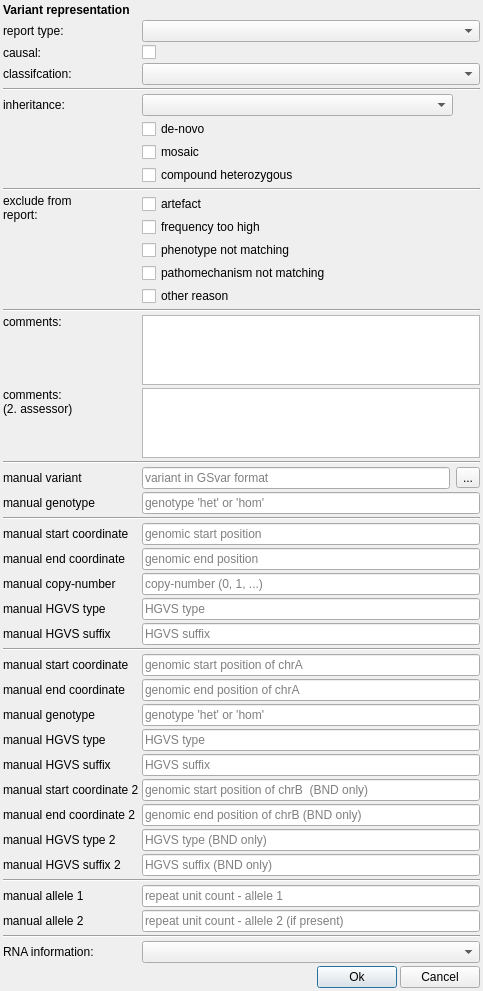
Before: the Qt Designer form src/GSvar/ReportVariantDialog.ui in imgag/ngs-bits, drawn with Qt 5.
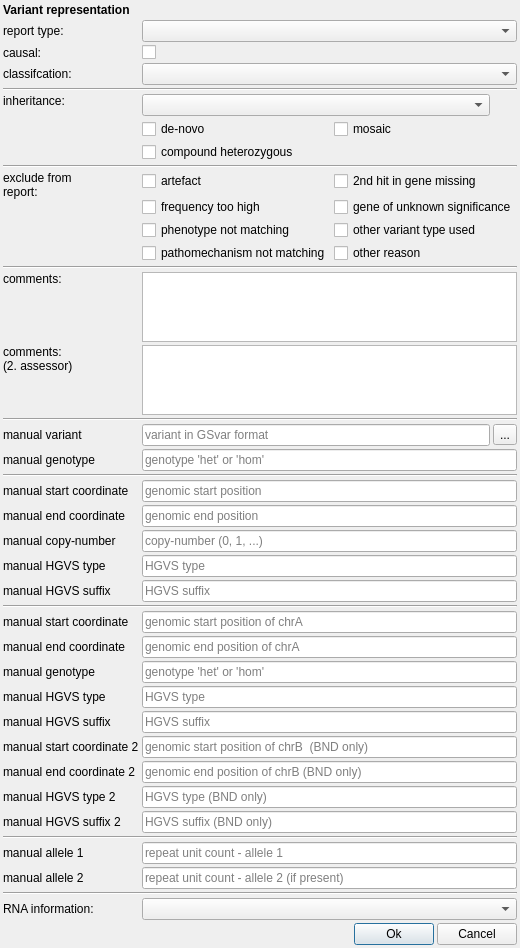
After: the same form once the commit is applied. Icons and pictures are not drawn.

Commit message: GSvar: Added new exclude reasons to report configuration of germline small variants, CNVs and SVs (#722)

What changed in the file:
```diff
--- a/src/GSvar/ReportVariantDialog.ui
+++ b/src/GSvar/ReportVariantDialog.ui
@@ -6,7 +6,7 @@
    <rect>
     <x>0</x>
     <y>0</y>
-    <width>483</width>
+    <width>467</width>
     <height>927</height>
    </rect>
   </property>
@@ -17,7 +17,7 @@
    <iconset resource="GSvar.qrc">
     <normaloff>:/Icons/Report.png</normaloff>:/Icons/Report.png</iconset>
   </property>
-  <layout class="QGridLayout" name="gridLayout" columnstretch="0,0,0,0">
+  <layout class="QGridLayout" name="gridLayout" columnstretch="0,0,0,0,0,0">
    <property name="leftMargin">
     <number>3</number>
    </property>
@@ -33,67 +33,10 @@
    <property name="spacing">
     <number>3</number>
    </property>
-   <item row="2" column="1" colspan="3">
-    <widget class="QComboBox" name="type"/>
-   </item>
-   <item row="19" column="1" colspan="3">
-    <widget class="QPlainTextEdit" name="comments2"/>
-   </item>
-   <item row="13" column="1" colspan="3">
-    <widget class="QCheckBox" name="exclude_frequency">
-     <property name="text">
-      <string>frequency too high</string>
-     </property>
-    </widget>
-   </item>
-   <item row="59" column="0">
-    <widget class="QLabel" name="manual_label_re_allele2">
-     <property name="text">
-      <string>manual allele 2</string>
-     </property>
-    </widget>
-   </item>
-   <item row="32" column="0">
-    <widget class="QLabel" name="manual_label_cnv_hgvs_suffix">
-     <property name="text">
-      <string>manual HGVS suffix</string>
-     </property>
-    </widget>
-   </item>
-   <item row="50" column="0">
-    <widget class="QLabel" name="manual_label_sv_hgvs_suffix">
-     <property name="text">
-      <string>manual HGVS suffix</string>
-     </property>
-    </widget>
-   </item>
-   <item row="29" column="0">
-    <widget class="QLabel" name="manual_label_cnv_end">
-     <property name="text">
-      <string>manual end coordinate</string>
-     </property>
-    </widget>
-   </item>
-   <item row="52" column="0">
-    <widget class="QLabel" name="manual_label_sv_start_bnd">
-     <property name="text">
-      <string>manual start coordinate 2</string>
-     </property>
-    </widget>
-   </item>
-   <item row="61" column="1" colspan="3">
-    <widget class="QComboBox" name="rna_info"/>
-   </item>
-   <item row="10" column="0">
-    <widget class="QLabel" name="label_5">
-     <property name="toolTip">
-      <string>The variant is compound-heterozygous.</string>
-     </property>
-     <property name="text">
-      <string/>
-     </property>
-     <property name="alignment">
-      <set>Qt::AlignLeading|Qt::AlignLeft|Qt::AlignVCenter</set>
+   <item row="39" column="1" colspan="5">
+    <widget class="QLineEdit" name="manual_sv_start">
+     <property name="placeholderText">
+      <string>genomic start position of chrA</string>
      </property>
     </widget>
    </item>
@@ -104,28 +47,31 @@
      </property>
     </widget>
    </item>
-   <item row="54" column="0">
-    <widget class="QLabel" name="manual_label_sv_hgvs_type_bnd">
+   <item row="4" column="0">
+    <widget class="QLabel" name="label_8">
+     <property name="toolTip">
+      <string>The variant is causal for the patient phenotype(s).</string>
+     </property>
      <property name="text">
-      <string>manual HGVS type 2</string>
+      <string>causal:</string>
      </property>
     </widget>
    </item>
-   <item row="50" column="1" colspan="3">
-    <widget class="QLineEdit" name="manual_sv_hgvs_suffix">
-     <property name="placeholderText">
-      <string>HGVS suffix</string>
+   <item row="59" column="0">
+    <widget class="QLabel" name="manual_label_re_allele2">
+     <property name="text">
+      <string>manual allele 2</string>
      </property>
     </widget>
    </item>
-   <item row="21" column="1">
-    <widget class="QLineEdit" name="manual_small_var">
+   <item row="23" column="1" colspan="5">
+    <widget class="QLineEdit" name="manual_small_genotype">
      <property name="placeholderText">
-      <string>variant in GSvar format</string>
+      <string>genotype 'het' or 'hom'</string>
      </property>
     </widget>
    </item>
-   <item row="7" column="3">
+   <item row="7" column="5">
     <widget class="QLabel" name="inheritance_hint">
      <property name="sizePolicy">
       <sizepolicy hsizetype="Preferred" vsizetype="Preferred">
@@ -150,22 +96,15 @@
      </property>
     </widget>
    </item>
-   <item row="55" column="1" colspan="3">
-    <widget class="QLineEdit" name="manual_sv_hgvs_suffix_bnd">
-     <property name="placeholderText">
-      <string>HGVS suffix (BND only)</string>
-     </property>
-    </widget>
-   </item>
-   <item row="49" column="1" colspan="3">
-    <widget class="QLineEdit" name="manual_sv_hgvs_type">
+   <item row="31" column="1" colspan="5">
+    <widget class="QLineEdit" name="manual_cnv_hgvs_type">
      <property name="placeholderText">
       <string>HGVS type</string>
      </property>
     </widget>
    </item>
-   <item row="11" column="0" colspan="4">
-    <widget class="Line" name="line_2">
+   <item row="38" column="0" colspan="6">
+    <widget class="Line" name="manual_line_3">
      <property name="orientation">
       <enum>Qt::Horizontal</enum>
      </property>
@@ -178,6 +117,144 @@
      </property>
     </widget>
    </item>
+   <item row="19" column="0">
+    <widget class="QLabel" name="label_9">
+     <property name="toolTip">
+      <string>&lt;html&gt;&lt;head/&gt;&lt;body&gt;&lt;p&gt;Comments of a second person that reviews the first evaluation.&lt;/p&gt;&lt;/body&gt;&lt;/html&gt;</string>
+     </property>
+     <property name="text">
+      <string>&lt;html&gt;&lt;head/&gt;&lt;body&gt;&lt;p&gt;comments:&lt;br/&gt;(2. assessor)&lt;/p&gt;&lt;/body&gt;&lt;/html&gt;</string>
+     </property>
+     <property name="alignment">
+      <set>Qt::AlignLeading|Qt::AlignLeft|Qt::AlignTop</set>
+     </property>
+     <property name="wordWrap">
+      <bool>true</bool>
+     </property>
+    </widget>
+   </item>
+   <item row="52" column="0">
+    <widget class="QLabel" name="manual_label_sv_start_bnd">
+     <property name="text">
+      <string>manual start coordinate 2</string>
+     </property>
+    </widget>
+   </item>
+   <item row="46" column="0">
+    <widget class="QLabel" name="manual_label_sv_genotype">
+     <property name="text">
+      <string>manual genotype</string>
+     </property>
+    </widget>
+   </item>
+   <item row="59" column="1" colspan="5">
+    <widget class="QLineEdit" name="manual_re_allele2">
+     <property name="placeholderText">
+      <string>repeat unit count - allele 2 (if present)</string>
+     </property>
+    </widget>
+   </item>
+   <item row="8" column="1">
+    <widget class="QCheckBox" name="de_novo">
+     <property name="text">
+      <string>de-novo</string>
+     </property>
+    </widget>
+   </item>
+   <item row="14" column="2" colspan="4">
+    <widget class="QCheckBox" name="exclude_gus">
+     <property name="toolTip">
+      <string>Gene not clearly associated with the patient's disease/phenotype.</string>
+     </property>
+     <property name="text">
+      <string>gene of unknown significance</string>
+     </property>
+    </widget>
+   </item>
+   <item row="52" column="1" colspan="5">
+    <widget class="QLineEdit" name="manual_sv_start_bnd">
+     <property name="placeholderText">
+      <string>genomic start position of chrB  (BND only)</string>
+     </property>
+    </widget>
+   </item>
+   <item row="7" column="1" colspan="4">
+    <widget class="QComboBox" name="inheritance">
+     <property name="toolTip">
+      <string>Inhertitance mode of the variant.</string>
+     </property>
+    </widget>
+   </item>
+   <item row="21" column="1" colspan="4">
+    <widget class="QLineEdit" name="manual_small_var">
+     <property name="placeholderText">
+      <string>variant in GSvar format</string>
+     </property>
+    </widget>
+   </item>
+   <item row="17" column="0" colspan="6">
+    <widget class="Line" name="line_3">
+     <property name="orientation">
+      <enum>Qt::Horizontal</enum>
+     </property>
+    </widget>
+   </item>
+   <item row="28" column="1" colspan="5">
+    <widget class="QLineEdit" name="manual_cnv_start">
+     <property name="placeholderText">
+      <string>genomic start position</string>
+     </property>
+    </widget>
+   </item>
+   <item row="30" column="0">
+    <widget class="QLabel" name="manual_label_cnv_cn">
+     <property name="text">
+      <string>manual copy-number</string>
+     </property>
+    </widget>
+   </item>
+   <item row="23" column="0">
+    <widget class="QLabel" name="manual_label_small_genotype">
+     <property name="text">
+      <string>manual genotype</string>
+     </property>
+    </widget>
+   </item>
+   <item row="29" column="0">
+    <widget class="QLabel" name="manual_label_cnv_end">
+     <property name="text">
+      <string>manual end coordinate</string>
+     </property>
+    </widget>
+   </item>
+   <item row="21" column="5">
+    <widget class="QToolButton" name="manual_small_var_import">
+     <property name="toolTip">
+      <string>Create variant using other formats.</string>
+     </property>
+     <property name="text">
+      <string>...</string>
+     </property>
+     <property name="icon">
+      <iconset resource="GSvar.qrc">
+       <normaloff>:/Icons/Import.png</normaloff>:/Icons/Import.png</iconset>
+     </property>
+    </widget>
+   </item>
+   <item row="61" column="0">
+    <widget class="QLabel" name="label_10">
+     <property name="text">
+      <string>RNA information:</string>
+     </property>
+    </widget>
+   </item>
+   <item row="60" column="0" colspan="6">
+    <widget class="Line" name="line_4">
+     <property name="orientation">
+      <enum>Qt::Horizontal</enum>
+     </property>
+    </widget>
+   </item>
    <item row="18" column="0">
     <widget class="QLabel" name="label_6">
      <property name="toolTip">
@@ -191,55 +268,128 @@
      </property>
     </widget>
    </item>
-   <item row="23" column="1" colspan="3">
-    <widget class="QLineEdit" name="manual_small_genotype">
-     <property name="placeholderText">
-      <string>genotype 'het' or 'hom'</string>
+   <item row="20" column="0" colspan="6">
+    <widget class="Line" name="manual_line">
+     <property name="orientation">
+      <enum>Qt::Horizontal</enum>
      </property>
     </widget>
    </item>
-   <item row="40" column="0">
-    <widget class="QLabel" name="manual_label_sv_end">
-     <property name="text">
-      <string>manual end coordinate</string>
-     </property>
-    </widget>
-   </item>
-   <item row="31" column="1" colspan="3">
-    <widget class="QLineEdit" name="manual_cnv_hgvs_type">
+   <item row="40" column="1" colspan="5">
+    <widget class="QLineEdit" name="manual_sv_end">
      <property name="placeholderText">
-      <string>HGVS type</string>
+      <string>genomic end position of chrA</string>
      </property>
     </widget>
    </item>
-   <item row="10" column="1" colspan="3">
-    <widget class="QCheckBox" name="comp_het">
+   <item row="12" column="1">
+    <widget class="QCheckBox" name="exclude_artefact">
+     <property name="toolTip">
+      <string>Variant is an artefact.</string>
+     </property>
      <property name="text">
-      <string>compound heterozygous</string>
+      <string>artefact</string>
      </property>
     </widget>
    </item>
-   <item row="58" column="1" colspan="3">
-    <widget class="QLineEdit" name="manual_re_allele1">
-     <property name="placeholderText">
-      <string>repeat unit count - allele 1</string>
+   <item row="12" column="2" colspan="4">
+    <widget class="QCheckBox" name="exclude_hit2_missing">
+     <property name="toolTip">
+      <string>Second hit in gene missing (for recessive inheritance).</string>
      </property>
+     <property name="text">
+      <string>2nd hit in gene missing</string>
+     </property>
     </widget>
    </item>
-   <item row="30" column="1" colspan="3">
+   <item row="30" column="1" colspan="5">
     <widget class="QLineEdit" name="manual_cnv_cn">
      <property name="placeholderText">
       <string>copy-number (0, 1, ...)</string>
      </property>
     </widget>
    </item>
-   <item row="29" column="1" colspan="3">
+   <item row="9" column="1" colspan="5">
+    <widget class="QCheckBox" name="comp_het">
+     <property name="text">
+      <string>compound heterozygous</string>
+     </property>
+    </widget>
+   </item>
+   <item row="15" column="1">
+    <widget class="QCheckBox" name="exclude_phenotype">
+     <property name="toolTip">
+      <string>Phenotype of the variant gene not matching patient's phenotype.</string>
+     </property>
+     <property name="text">
+      <string>phenotype not matching</string>
+     </property>
+    </widget>
+   </item>
+   <item row="29" column="1" colspan="5">
     <widget class="QLineEdit" name="manual_cnv_end">
      <property name="placeholderText">
       <string>genomic end position</string>
      </property>
     </widget>
    </item>
+   <item row="0" column="0" colspan="6">
+    <widget class="QLabel" name="variant">
+     <property name="font">
+      <font>
+       <weight>75</weight>
+       <bold>true</bold>
+      </font>
+     </property>
+     <property name="text">
+      <string>Variant representation</string>
+     </property>
+     <property name="textInteractionFlags">
+      <set>Qt::LinksAccessibleByMouse|Qt::TextSelectableByMouse</set>
+     </property>
+    </widget>
+   </item>
+   <item row="6" column="0" colspan="6">
+    <widget class="Line" name="line">
+     <property name="orientation">
+      <enum>Qt::Horizontal</enum>
+     </property>
+    </widget>
+   </item>
+   <item row="2" column="0">
+    <widget class="QLabel" name="label">
+     <property name="toolTip">
+      <string>&lt;html&gt;&lt;head/&gt;&lt;body&gt;&lt;p&gt;Report type the variant belongs to.&lt;/p&gt;&lt;p&gt;This information is mandatory!&lt;/p&gt;&lt;/body&gt;&lt;/html&gt;</string>
+     </property>
+     <property name="text">
+      <string>report type:</string>
+     </property>
+     <property name="alignment">
+      <set>Qt::AlignLeading|Qt::AlignLeft|Qt::AlignVCenter</set>
+     </property>
+    </widget>
+   </item>
+   <item row="57" column="0" colspan="6">
+    <widget class="Line" name="manual_line_4">
+     <property name="orientation">
+      <enum>Qt::Horizontal</enum>
+     </property>
+    </widget>
+   </item>
+   <item row="50" column="1" colspan="5">
+    <widget class="QLineEdit" name="manual_sv_hgvs_suffix">
+     <property name="placeholderText">
+      <string>HGVS suffix</string>
+     </property>
+    </widget>
+   </item>
+   <item row="49" column="0">
+    <widget class="QLabel" name="manual_label_sv_hgvs_type">
+     <property name="text">
+      <string>manual HGVS type</string>
+     </property>
+    </widget>
+   </item>
    <item row="31" column="0">
     <widget class="QLabel" name="manual_label_cnv_hgvs_type">
      <property name="text">
@@ -247,88 +397,112 @@
      </property>
     </widget>
    </item>
-   <item row="21" column="3">
-    <widget class="QToolButton" name="manual_small_var_import">
-     <property name="toolTip">
-      <string>Create variant using other formats.</string>
+   <item row="32" column="1" colspan="5">
+    <widget class="QLineEdit" name="manual_cnv_hgvs_suffix">
+     <property name="placeholderText">
+      <string>HGVS suffix</string>
      </property>
-     <property name="text">
-      <string>...</string>
-     </property>
-     <property name="icon">
-      <iconset resource="GSvar.qrc">
-       <normaloff>:/Icons/Import.png</normaloff>:/Icons/Import.png</iconset>
-     </property>
     </widget>
    </item>
-   <item row="38" column="0" colspan="4">
-    <widget class="Line" name="manual_line_3">
-     <property name="orientation">
-      <enum>Qt::Horizontal</enum>
-     </property>
-    </widget>
-   </item>
-   <item row="4" column="0">
-    <widget class="QLabel" name="label_8">
-     <property name="toolTip">
-      <string>The variant is causal for the patient phenotype(s).</string>
-     </property>
-     <property name="text">
-      <string>causal:</string>
-     </property>
-     <property name="alignment">
-      <set>Qt::AlignLeading|Qt::AlignLeft|Qt::AlignVCenter</set>
-     </property>
-    </widget>
-   </item>
-   <item row="28" column="0">
-    <widget class="QLabel" name="manual_label_cnv_start">
-     <property name="text">
-      <string>manual start coordinate</string>
-     </property>
-    </widget>
-   </item>
-   <item row="9" column="0">
-    <widget class="QLabel" name="label_4">
-     <property name="toolTip">
-      <string>The variant is in mosaic state.</string>
-     </property>
-     <property name="text">
-      <string/>
-     </property>
-     <property name="alignment">
-      <set>Qt::AlignLeading|Qt::AlignLeft|Qt::AlignVCenter</set>
-     </property>
-    </widget>
-   </item>
-   <item row="54" column="1" colspan="3">
-    <widget class="QLineEdit" name="manual_sv_hgvs_type_bnd">
+   <item row="49" column="1" colspan="5">
+    <widget class="QLineEdit" name="manual_sv_hgvs_type">
      <property name="placeholderText">
-      <string>HGVS type (BND only)</string>
+      <string>HGVS type</string>
      </property>
     </widget>
    </item>
-   <item row="8" column="1" colspan="3">
-    <widget class="QCheckBox" name="de_novo">
-     <property name="text">
-      <string>de-novo</string>
-     </property>
-    </widget>
-   </item>
-   <item row="15" column="1" colspan="3">
+   <item row="16" column="1">
     <widget class="QCheckBox" name="exclude_mechanism">
      <property name="text">
       <string>pathomechanism not matching</string>
      </property>
     </widget>
    </item>
-   <item row="16" column="1" colspan="3">
+   <item row="19" column="1" colspan="5">
+    <widget class="QPlainTextEdit" name="comments2"/>
+   </item>
+   <item row="53" column="0">
+    <widget class="QLabel" name="manual_label_sv_end_bnd">
+     <property name="text">
+      <string>manual end coordinate 2</string>
+     </property>
+    </widget>
+   </item>
+   <item row="28" column="0">
+    <widget class="QLabel" name="manual_label_cnv_start">
+     <property name="text">
+      <string>manual start coordinate</string>
+     </property>
+    </widget>
+   </item>
+   <item row="2" column="1" colspan="5">
+    <widget class="QComboBox" name="type"/>
+   </item>
+   <item row="10" column="0" colspan="6">
+    <widget class="Line" name="line_2">
+     <property name="orientation">
+      <enum>Qt::Horizontal</enum>
+     </property>
+    </widget>
+   </item>
+   <item row="8" column="2" colspan="4">
+    <widget class="QCheckBox" name="mosaic">
+     <property name="text">
+      <string>mosaic</string>
+     </property>
+    </widget>
+   </item>
+   <item row="32" column="0">
+    <widget class="QLabel" name="manual_label_cnv_hgvs_suffix">
+     <property name="text">
+      <string>manual HGVS suffix</string>
+     </property>
+    </widget>
+   </item>
+   <item row="18" column="1" colspan="5">
+    <widget class="QPlainTextEdit" name="comments"/>
+   </item>
+   <item row="16" column="2" colspan="4">
     <widget class="QCheckBox" name="exclude_other">
      <property name="text">
       <string>other reason</string>
      </property>
     </widget>
    </item>
+   <item row="5" column="0">
+    <widget class="QLabel" name="label_classification">
+     <property name="text">
+      <string>classifcation:</string>
+     </property>
+    </widget>
+   </item>
+   <item row="14" column="1">
+    <widget class="QCheckBox" name="exclude_frequency">
+     <property name="toolTip">
+      <string>Variant frequency in general population too high.</string>
+     </property>
+     <property name="text">
+      <string>frequency too high</string>
+     </property>
+    </widget>
+   </item>
+   <item row="5" column="1" colspan="5">
+    <widget class="QComboBox" name="classification"/>
+   </item>
+   <item row="54" column="0">
+    <widget class="QLabel" name="manual_label_sv_hgvs_type_bnd">
+     <property name="text">
+      <string>manual HGVS type 2</string>
+     </property>
+    </widget>
+   </item>
+   <item row="27" column="0" colspan="6">
+    <widget class="Line" name="manual_line_2">
+     <property name="orientation">
+      <enum>Qt::Horizontal</enum>
+     </property>
+    </widget>
+   </item>
    <item row="12" column="0" rowspan="5">
     <widget class="QLabel" name="label_7">
      <property name="toolTip">
@@ -345,51 +519,17 @@
      </property>
     </widget>
    </item>
-   <item row="5" column="1" colspan="3">
-    <widget class="QComboBox" name="classification"/>
-   </item>
-   <item row="53" column="1" colspan="3">
-    <widget class="QLineEdit" name="manual_sv_end_bnd">
+   <item row="46" column="1" colspan="5">
+    <widget class="QLineEdit" name="manual_sv_genotype">
      <property name="placeholderText">
-      <string>genomic end position of chrB (BND only)</string>
+      <string>genotype 'het' or 'hom'</string>
      </property>
     </widget>
    </item>
-   <item row="7" column="0">
-    <widget class="QLabel" name="label_2">
+   <item row="50" column="0">
+    <widget class="QLabel" name="manual_label_sv_hgvs_suffix">
      <property name="text">
-      <string>inheritance:</string>
-     </property>
-     <property name="alignment">
-      <set>Qt::AlignLeading|Qt::AlignLeft|Qt::AlignVCenter</set>
-     </property>
-    </widget>
-   </item>
-   <item row="57" column="0" colspan="4">
-    <widget class="Line" name="manual_line_4">
-     <property name="orientation">
-      <enum>Qt::Horizontal</enum>
-     </property>
-    </widget>
-   </item>
-   <item row="32" column="1" colspan="3">
-    <widget class="QLineEdit" name="manual_cnv_hgvs_suffix">
-     <property name="placeholderText">
-      <string>HGVS suffix</string>
-     </property>
-    </widget>
-   </item>
-   <item row="20" column="0" colspan="4">
-    <widget class="Line" name="manual_line">
-     <property name="orientation">
-      <enum>Qt::Horizontal</enum>
-     </property>
-    </widget>
-   </item>
-   <item row="12" column="1" colspan="3">
-    <widget class="QCheckBox" name="exclude_artefact">
-     <property name="text">
-      <string>artefact</string>
+      <string>manual HGVS suffix</string>
      </property>
     </widget>
    </item>
@@ -400,42 +540,69 @@
      </property>
     </widget>
    </item>
-   <item row="5" column="0">
-    <widget class="QLabel" name="label_classification">
+   <item row="55" column="1" colspan="5">
+    <widget class="QLineEdit" name="manual_sv_hgvs_suffix_bnd">
+     <property name="placeholderText">
+      <string>HGVS suffix (BND only)</string>
+     </property>
+    </widget>
+   </item>
+   <item row="15" column="2" colspan="4">
+    <widget class="QCheckBox" name="exclude_used_other_var_type">
+     <property name="toolTip">
+      <string>Other variant type used in report, e.g. when a deletion is called both as CNV and SV.</string>
+     </property>
      <property name="text">
-      <string>classifcation:</string>
+      <string>other variant type used</string>
      </property>
     </widget>
    </item>
-   <item row="6" column="0" colspan="4">
-    <widget class="Line" name="line">
-     <property name="orientation">
-      <enum>Qt::Horizontal</enum>
+   <item row="40" column="0">
+    <widget class="QLabel" name="manual_label_sv_end">
+     <property name="text">
+      <string>manual end coordinate</string>
      </property>
     </widget>
    </item>
-   <item row="23" column="0">
-    <widget class="QLabel" name="manual_label_small_genotype">
+   <item row="4" column="1" colspan="5">
+    <widget class="QCheckBox" name="causal">
      <property name="text">
-      <string>manual genotype</string>
+      <string/>
      </property>
     </widget>
    </item>
-   <item row="40" column="1" colspan="3">
-    <widget class="QLineEdit" name="manual_sv_end">
+   <item row="58" column="0">
+    <widget class="QLabel" name="manual_label_re_allele1">
+     <property name="text">
+      <string>manual allele 1</string>
+     </property>
+    </widget>
+   </item>
+   <item row="53" column="1" colspan="5">
+    <widget class="QLineEdit" name="manual_sv_end_bnd">
      <property name="placeholderText">
-      <string>genomic end position of chrA</string>
+      <string>genomic end position of chrB (BND only)</string>
      </property>
     </widget>
    </item>
-   <item row="14" column="1" colspan="3">
-    <widget class="QCheckBox" name="exclude_phenotype">
-     <property name="text">
-      <string>phenotype not matching</string>
+   <item row="58" column="1" colspan="5">
+    <widget class="QLineEdit" name="manual_re_allele1">
+     <property name="placeholderText">
+      <string>repeat unit count - allele 1</string>
      </property>
     </widget>
    </item>
-   <item row="63" column="0" colspan="4">
+   <item row="54" column="1" colspan="5">
+    <widget class="QLineEdit" name="manual_sv_hgvs_type_bnd">
+     <property name="placeholderText">
+      <string>HGVS type (BND only)</string>
+     </property>
+    </widget>
+   </item>
+   <item row="61" column="1" colspan="5">
+    <widget class="QComboBox" name="rna_info"/>
+   </item>
+   <item row="63" column="0" colspan="6">
     <layout class="QHBoxLayout" name="horizontalLayout_2">
      <property name="spacing">
       <number>3</number>
@@ -494,186 +661,13 @@
      </item>
     </layout>
    </item>
-   <item row="2" column="0">
-    <widget class="QLabel" name="label">
-     <property name="toolTip">
-      <string>&lt;html&gt;&lt;head/&gt;&lt;body&gt;&lt;p&gt;Report type the variant belongs to.&lt;/p&gt;&lt;p&gt;This information is mandatory!&lt;/p&gt;&lt;/body&gt;&lt;/html&gt;</string>
-     </property>
+   <item row="7" column="0" rowspan="3">
+    <widget class="QLabel" name="label_2">
      <property name="text">
-      <string>report type:</string>
-     </property>
-     <property name="alignment">
-      <set>Qt::AlignLeading|Qt::AlignLeft|Qt::AlignVCenter</set>
-     </property>
-    </widget>
-   </item>
-   <item row="58" column="0">
-    <widget class="QLabel" name="manual_label_re_allele1">
-     <property name="text">
-      <string>manual allele 1</string>
-     </property>
-    </widget>
-   </item>
-   <item row="53" column="0">
-    <widget class="QLabel" name="manual_label_sv_end_bnd">
-     <property name="text">
-      <string>manual end coordinate 2</string>
-     </property>
-    </widget>
-   </item>
-   <item row="7" column="1" colspan="2">
-    <widget class="QComboBox" name="inheritance">
-     <property name="toolTip">
-      <string>Inhertitance mode of the variant.</string>
-     </property>
-    </widget>
-   </item>
-   <item row="9" column="1" colspan="3">
-    <widget class="QCheckBox" name="mosaic">
-     <property name="text">
-      <string>mosaic</string>
-     </property>
-    </widget>
-   </item>
-   <item row="61" column="0">
-    <widget class="QLabel" name="label_10">
-     <property name="text">
-      <string>RNA information:</string>
-     </property>
-    </widget>
-   </item>
-   <item row="18" column="1" colspan="3">
-    <widget class="QPlainTextEdit" name="comments"/>
-   </item>
-   <item row="52" column="1" colspan="3">
-    <widget class="QLineEdit" name="manual_sv_start_bnd">
-     <property name="placeholderText">
-      <string>genomic start position of chrB  (BND only)</string>
-     </property>
-    </widget>
-   </item>
-   <item row="30" column="0">
-    <widget class="QLabel" name="manual_label_cnv_cn">
-     <property name="text">
-      <string>manual copy-number</string>
-     </property>
-    </widget>
-   </item>
-   <item row="17" column="0" colspan="4">
-    <widget class="Line" name="line_3">
-     <property name="orientation">
-      <enum>Qt::Horizontal</enum>
-     </property>
-    </widget>
-   </item>
-   <item row="0" column="0" colspan="4">
-    <widget class="QLabel" name="variant">
-     <property name="font">
-      <font>
-       <weight>75</weight>
-       <bold>true</bold>
-      </font>
-     </property>
-     <property name="text">
-      <string>Variant representation</string>
-     </property>
-     <property name="textInteractionFlags">
-      <set>Qt::LinksAccessibleByMouse|Qt::TextSelectableByMouse</set>
-     </property>
-    </widget>
-   </item>
-   <item row="49" column="0">
-    <widget class="QLabel" name="manual_label_sv_hgvs_type">
-     <property name="text">
-      <string>manual HGVS type</string>
-     </property>
-    </widget>
-   </item>
-   <item row="46" column="1" colspan="3">
-    <widget class="QLineEdit" name="manual_sv_genotype">
-     <property name="placeholderText">
-      <string>genotype 'het' or 'hom'</string>
-     </property>
-    </widget>
-   </item>
-   <item row="28" column="1" colspan="3">
-    <widget class="QLineEdit" name="manual_cnv_start">
-     <property name="placeholderText">
-      <string>genomic start position</string>
-     </property>
-    </widget>
-   </item>
-   <item row="59" column="1" colspan="3">
-    <widget class="QLineEdit" name="manual_re_allele2">
-     <property name="placeholderText">
-      <string>repeat unit count - allele 2 (if present)</string>
-     </property>
-    </widget>
-   </item>
-   <item row="46" column="0">
-    <widget class="QLabel" name="manual_label_sv_genotype">
-     <property name="text">
-      <string>manual genotype</string>
-     </property>
-    </widget>
-   </item>
-   <item row="27" column="0" colspan="4">
-    <widget class="Line" name="manual_line_2">
-     <property name="orientation">
-      <enum>Qt::Horizontal</enum>
-     </property>
-    </widget>
-   </item>
-   <item row="8" column="0">
-    <widget class="QLabel" name="label_3">
-     <property name="toolTip">
-      <string>The variant is de-novo.</string>
-     </property>
-     <property name="text">
-      <string/>
-     </property>
-     <property name="alignment">
-      <set>Qt::AlignLeading|Qt::AlignLeft|Qt::AlignVCenter</set>
-     </property>
-     <property name="buddy">
-      <cstring>de_novo</cstring>
-     </property>
-    </widget>
-   </item>
-   <item row="19" column="0">
-    <widget class="QLabel" name="label_9">
-     <property name="toolTip">
-      <string>&lt;html&gt;&lt;head/&gt;&lt;body&gt;&lt;p&gt;Comments of a second person that reviews the first evaluation.&lt;/p&gt;&lt;/body&gt;&lt;/html&gt;</string>
-     </property>
-     <property name="text">
-      <string>&lt;html&gt;&lt;head/&gt;&lt;body&gt;&lt;p&gt;comments:&lt;br/&gt;(2. assessor)&lt;/p&gt;&lt;/body&gt;&lt;/html&gt;</string>
+      <string>inheritance:</string>
      </property>
      <property name="alignment">
       <set>Qt::AlignLeading|Qt::AlignLeft|Qt::AlignTop</set>
-     </property>
-     <property name="wordWrap">
-      <bool>true</bool>
-     </property>
-    </widget>
-   </item>
-   <item row="39" column="1" colspan="3">
-    <widget class="QLineEdit" name="manual_sv_start">
-     <property name="placeholderText">
-      <string>genomic start position of chrA</string>
-     </property>
-    </widget>
-   </item>
-   <item row="4" column="1" colspan="3">
-    <widget class="QCheckBox" name="causal">
-     <property name="text">
-      <string/>
-     </property>
-    </widget>
-   </item>
-   <item row="60" column="0" colspan="4">
-    <widget class="Line" name="line_4">
-     <property name="orientation">
-      <enum>Qt::Horizontal</enum>
      </property>
     </widget>
    </item>
```
Left out of the diff: 16 changed lines with no effect on the pictures. The commit also changes 9 other files.
